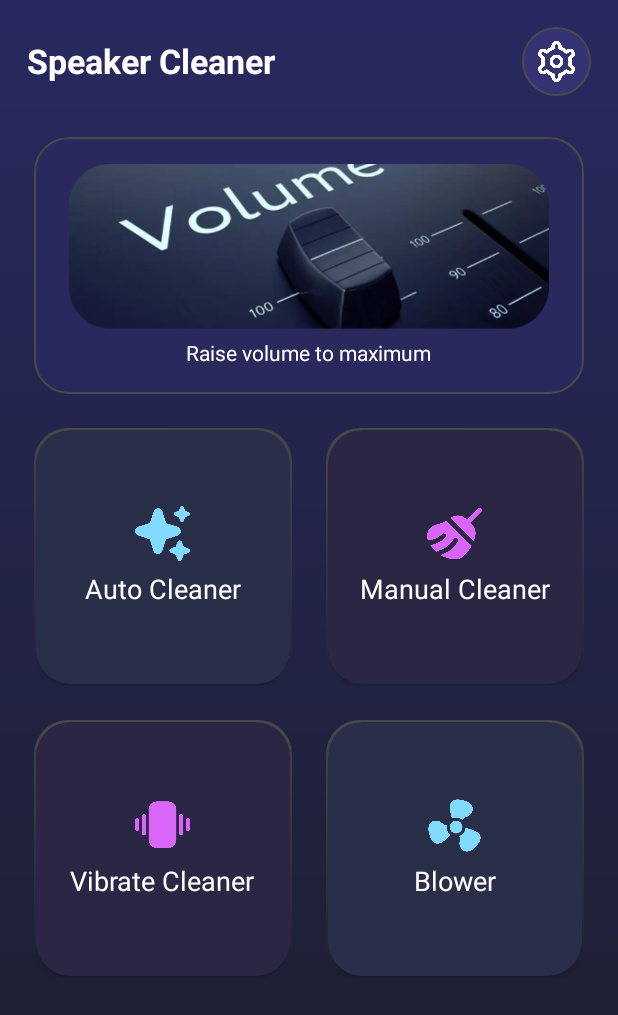
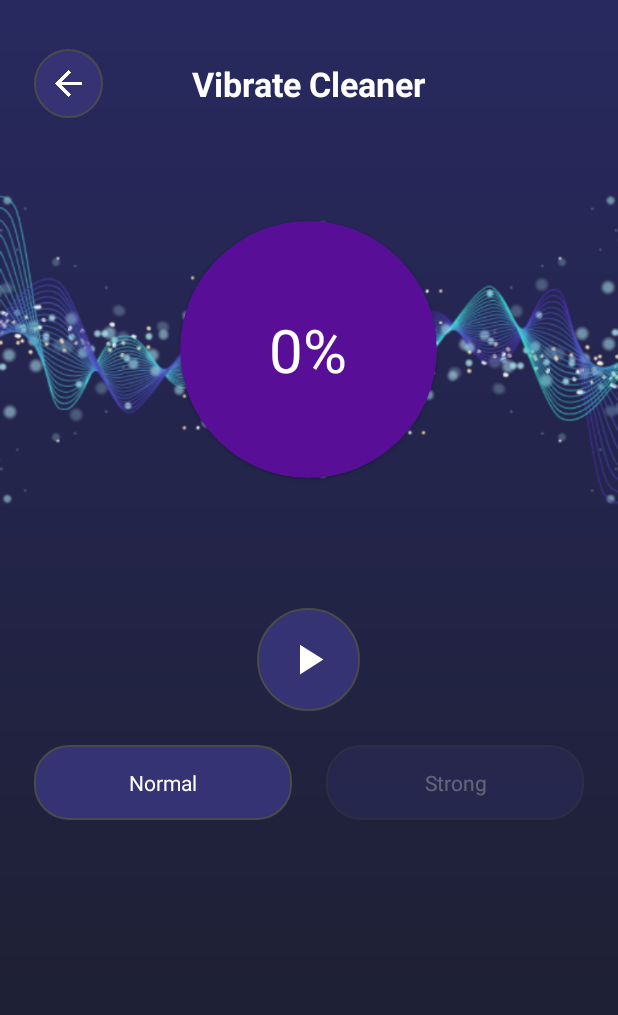
Before and after one commit to votaminh/speaker_clean_clonev2, an Android app: the HomeActivity screen opened directly, with no data from a screen before it, after a tap on "Vibrate Cleaner", on a phone screen of 412 x 824 dp. Shown: the top 1015 px of the screen. Run offline under Robolectric (Android 15) with nearby library versions, the phone set to English and light mode, and no system bars; our stand-ins replace AdMob, Dagger/Hilt's generated code.

Commit message:
ui vibrate

```diff
--- a/app/src/main/AndroidManifest.xml
+++ b/app/src/main/AndroidManifest.xml
@@ -78,6 +78,11 @@
         </activity>
 
         <activity
+            android:name=".component.vibrate.VibrateCleanActivity"
+            android:exported="true">
+        </activity>
+
+        <activity
             android:name=".component.setting.SettingActivity"
             android:exported="true">
         </activity>
--- a/app/src/main/java/com/msc/demo_mvvm/component/home/HomeActivity.kt
+++ b/app/src/main/java/com/msc/demo_mvvm/component/home/HomeActivity.kt
@@ -6,6 +6,7 @@ import com.msc.demo_mvvm.base.activity.BaseActivity
 import com.msc.demo_mvvm.component.auto.AutoCleanActivity
 import com.msc.demo_mvvm.component.manual.ManualCleanerActivity
 import com.msc.demo_mvvm.component.setting.SettingActivity
+import com.msc.demo_mvvm.component.vibrate.VibrateCleanActivity
 import com.msc.demo_mvvm.databinding.ActivityMainBinding
 import com.msc.demo_mvvm.utils.SpManager
 import dagger.hilt.android.AndroidEntryPoint
@@ -45,7 +46,7 @@ class HomeActivity : BaseActivity<ActivityMainBinding>() {
                 ManualCleanerActivity.start(this@HomeActivity)
             }
             vibrate.setOnClickListener {
-                showToast("vibrate")
+                VibrateCleanActivity.start(this@HomeActivity)
             }
             blower.setOnClickListener {
                 showToast("blower")
--- /dev/null
+++ b/app/src/main/java/com/msc/demo_mvvm/component/vibrate/VibrateCleanActivity.kt
@@ -0,0 +1,23 @@
+package com.msc.demo_mvvm.component.vibrate
+
+import android.app.Activity
+import android.content.Intent
+import com.msc.demo_mvvm.base.activity.BaseActivity
+import com.msc.demo_mvvm.databinding.ActivityVibrateBinding
+
+class VibrateCleanActivity : BaseActivity<ActivityVibrateBinding>() {
+
+    companion object {
+        fun start(activity : Activity){
+            activity.startActivity(Intent(activity, VibrateCleanActivity::class.java))
+        }
+    }
+
+    override fun provideViewBinding(): ActivityVibrateBinding {
+        return ActivityVibrateBinding.inflate(layoutInflater)
+    }
+
+    override fun initViews() {
+        super.initViews()
+    }
+}
--- /dev/null
+++ b/app/src/main/res/layout/activity_vibrate.xml
@@ -0,0 +1,120 @@
+<?xml version="1.0" encoding="utf-8"?>
+<LinearLayout xmlns:android="http://schemas.android.com/apk/res/android"
+    xmlns:app="http://schemas.android.com/apk/res-auto"
+    android:layout_width="match_parent"
+    android:layout_height="match_parent"
+    android:background="@drawable/bg_main_app"
+    android:orientation="vertical"
+    >
+
+    <RelativeLayout
+        android:id="@+id/toolbar_language"
+        android:layout_width="match_parent"
+        android:layout_height="@dimen/size50"
+        android:minHeight="?attr/actionBarSize"
+        app:layout_constraintTop_toTopOf="parent"
+        android:layout_marginTop="@dimen/size24"
+        android:layout_marginHorizontal="@dimen/size20"
+        >
+
+        <ImageView
+            android:id="@+id/imvBack"
+            android:layout_width="@dimen/size40"
+            android:layout_height="@dimen/size40"
+            android:src="@drawable/ic_back"
+            android:layout_centerVertical="true"
+            app:tint="@color/white"
+            android:padding="@dimen/size8"
+            android:background="@drawable/bg_main_stroke_gray_round20"
+            />
+
+        <TextView
+            android:text="@string/txt_vibrate"
+            style="@style/TextView_Headline1"
+            android:layout_centerVertical="true"
+            android:layout_marginLeft="@dimen/size16"
+            android:textColor="@color/white"
+            android:layout_centerInParent="true"
+            />
+
+    </RelativeLayout>
+
+    <RelativeLayout
+        android:layout_width="match_parent"
+        android:layout_height="wrap_content"
+        android:layout_marginTop="@dimen/size30">
+
+        <ImageView
+            android:layout_width="match_parent"
+            android:layout_height="wrap_content"
+            android:adjustViewBounds="true"
+            android:src="@drawable/imv_vibrate"/>
+        <androidx.cardview.widget.CardView
+            android:layout_width="@dimen/size150"
+            android:layout_height="@dimen/size150"
+            app:cardCornerRadius="@dimen/size100"
+            android:layout_gravity="center_horizontal"
+            app:cardBackgroundColor="#580e97"
+            android:layout_centerInParent="true"
+            >
+
+            <TextView
+                android:id="@+id/tvPercent"
+                android:layout_width="wrap_content"
+                android:layout_height="wrap_content"
+                android:text="0%"
+                android:textSize="@dimen/size35"
+                android:layout_gravity="center"
+                android:textColor="@color/white"
+                />
+
+        </androidx.cardview.widget.CardView>
+    </RelativeLayout>
+
+
+
+    <ImageView
+        android:id="@+id/imvPlay"
+        android:layout_width="@dimen/size60"
+        android:layout_height="@dimen/size60"
+        android:src="@drawable/ic_play"
+        android:background="@drawable/bg_main_stroke_gray_round30"
+        android:padding="@dimen/size15"
+        android:layout_gravity="center_horizontal"
+        android:layout_marginTop="@dimen/size50"
+        />
+
+    <LinearLayout
+        android:layout_width="match_parent"
+        android:layout_height="@dimen/size44"
+        android:orientation="horizontal"
+        android:layout_marginHorizontal="@dimen/size20"
+        android:layout_marginTop="@dimen/size20"
+        >
+
+        <TextView
+            android:id="@+id/tvFront"
+            android:layout_width="0dp"
+            android:layout_height="match_parent"
+            android:layout_weight="1"
+            android:text="@string/txt_normal"
+            android:textColor="@color/white"
+            android:gravity="center"
+            android:background="@drawable/bg_main_stroke_gray_round20"
+            android:layout_marginRight="@dimen/size10"
+            />
+
+        <TextView
+            android:id="@+id/tvEar"
+            android:layout_width="0dp"
+            android:layout_height="match_parent"
+            android:layout_weight="1"
+            android:text="@string/txt_strong"
+            android:textColor="@color/white"
+            android:gravity="center"
+            android:background="@drawable/bg_main_stroke_gray_round20"
+            android:layout_marginLeft="@dimen/size10"
+            android:alpha="0.3"
+            />
+    </LinearLayout>
+</LinearLayout>
--- a/app/src/main/res/values/strings.xml
+++ b/app/src/main/res/values/strings.xml
@@ -71,4 +71,6 @@
     <string name="txt_test_speaker_message"><![CDATA[Click on below play button & check your speaker]]></string>
     <string name="txt_volume_boost">Volume Boost</string>
     <string name="txt_frequency">Frequency</string>
+    <string name="txt_normal">Normal</string>
+    <string name="txt_strong">Strong</string>
 </resources>
```
Also changed, not shown: app/src/main/res/drawable/imv_vibrate.png (added).
